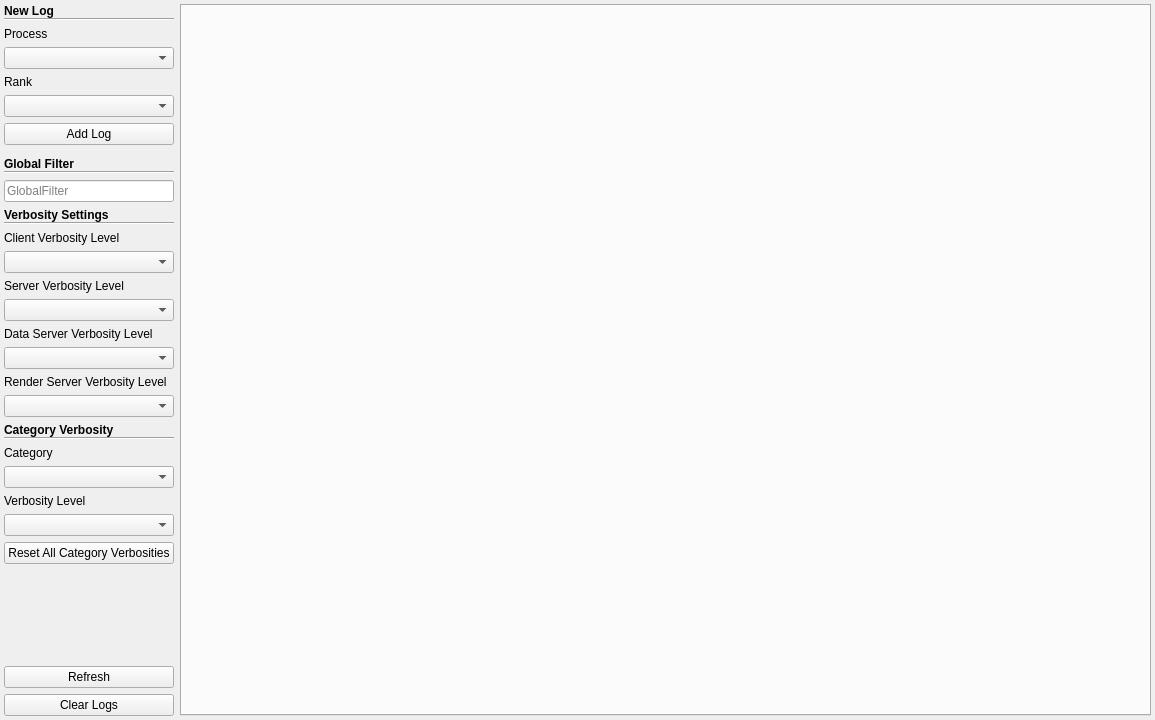
Kitware/ParaView, file Qt/Components/Resources/UI/pqLogViewerWindow.ui: the form before one commit.
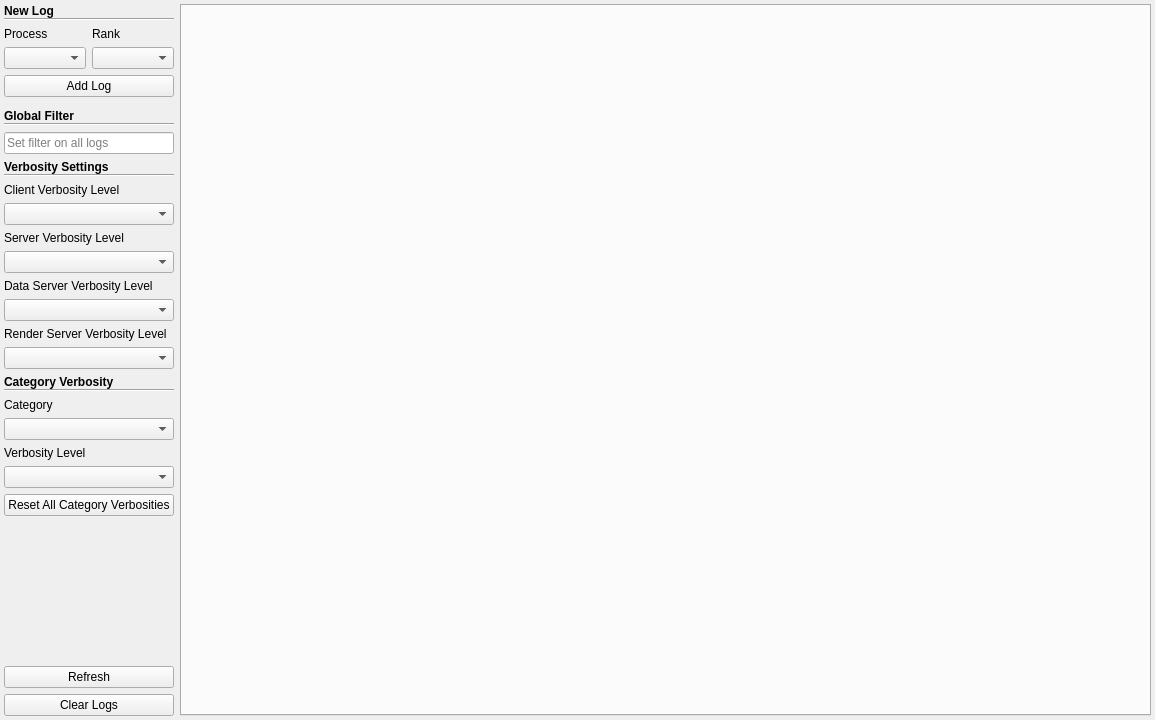
The form after the commit.

Commit message: Move Rank combo box next to Process combo box

The edit to the form file:
```diff
--- a/Qt/Components/Resources/UI/pqLogViewerWindow.ui
+++ b/Qt/Components/Resources/UI/pqLogViewerWindow.ui
@@ -59,19 +59,8 @@
        </widget>
       </item>
       <item>
-       <widget class="QLabel" name="processLabel">
-        <property name="sizePolicy">
-         <sizepolicy hsizetype="Preferred" vsizetype="Preferred">
-          <horstretch>0</horstretch>
-          <verstretch>0</verstretch>
-         </sizepolicy>
-        </property>
-        <property name="text">
-         <string>Process</string>
-        </property>
-       </widget>
-      </item>
-      <item>
+       <layout class="QGridLayout" name="gridLayout">
+        <item row="1" column="0">
        <widget class="QComboBox" name="processComboBox">
         <property name="sizePolicy">
          <sizepolicy hsizetype="Minimum" vsizetype="Preferred">
@@ -84,14 +73,27 @@
         </property>
        </widget>
       </item>
-      <item>
+        <item row="0" column="0">
+         <widget class="QLabel" name="processLabel">
+          <property name="sizePolicy">
+           <sizepolicy hsizetype="Preferred" vsizetype="Preferred">
+            <horstretch>0</horstretch>
+            <verstretch>0</verstretch>
+           </sizepolicy>
+          </property>
+          <property name="text">
+           <string>Process</string>
+          </property>
+         </widget>
+        </item>
+        <item row="0" column="1">
        <widget class="QLabel" name="rankLabel">
         <property name="text">
          <string>Rank</string>
         </property>
        </widget>
       </item>
-      <item>
+        <item row="1" column="1">
        <widget class="QComboBox" name="rankComboBox">
         <property name="sizePolicy">
          <sizepolicy hsizetype="Preferred" vsizetype="Preferred">
@@ -104,6 +106,8 @@
         </property>
        </widget>
       </item>
+       </layout>
+      </item>
       <item>
        <widget class="QPushButton" name="addLogButton">
         <property name="sizePolicy">
@@ -166,8 +170,11 @@
         <property name="toolTip">
          <string>Global filter that applies to all logs</string>
         </property>
+        <property name="readOnly">
+         <bool>false</bool>
+        </property>
         <property name="placeholderText">
-         <string>GlobalFilter</string>
+         <string>Set filter on all logs</string>
         </property>
        </widget>
       </item>
```
Lines whose indentation alone changed are shown as unchanged.
